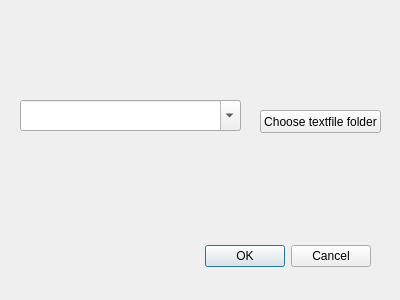
Old version of the form mops_module_import_project.ui in the repository Felza/mops.
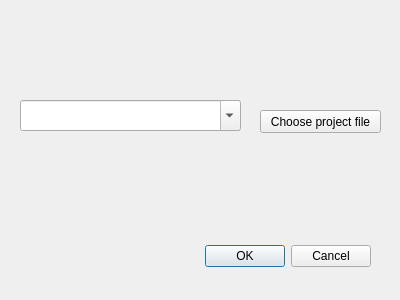
New version of the form.

```diff
--- a/mops_module_import_project.ui
+++ b/mops_module_import_project.ui
@@ -39,7 +39,7 @@
     </rect>
    </property>
    <property name="text">
-    <string>Choose textfile folder</string>
+    <string>Choose project file</string>
    </property>
   </widget>
   <widget class="QComboBox" name="textEdit">
```
